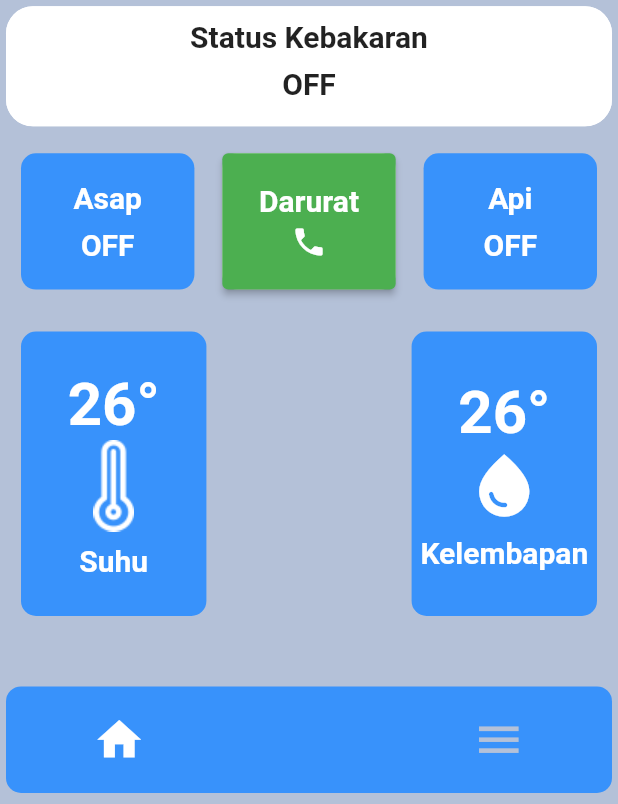
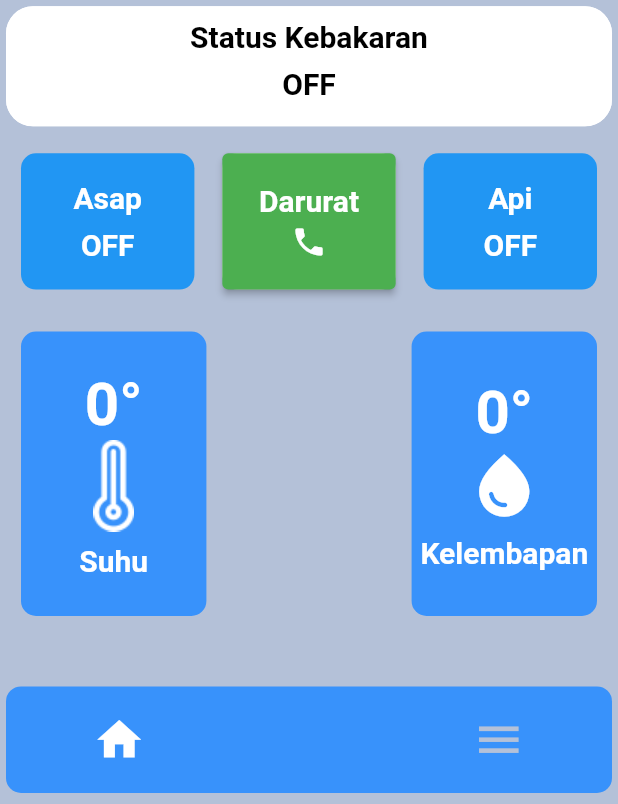
Before and after one commit to Alvi19/smarthome, a Flutter app: the screen it shows after launch, after a tap on the "home" icon, on a phone screen of 412 x 824 dp, the part 432-1236 px from its top. Run offline on Flutter 3.47's test engine with Material 2 defaults, Android fonts, the phone set to English and light mode, and no system bars; our stand-ins replace shared_preferences; missing offline and left inert: mqtt_client.

Commit message:
koneksi broker mqtt

```diff
--- a/lib/home.dart
+++ b/lib/home.dart
@@ -1,16 +1,44 @@
 // import 'dart:js' as js;
+import 'dart:convert';
+import 'dart:io';
+
 import 'package:aplikasi_iot/kendali.dart';
 import 'package:flutter/material.dart';
 import 'package:flutter/src/widgets/container.dart';
 import 'package:flutter/src/widgets/framework.dart';
+import 'package:mqtt_client/mqtt_client.dart';
+import 'package:mqtt_client/mqtt_server_client.dart';
 // import 'package:url_launcher/url_launcher.dart';
 // import 'package:url_launcher/url_launcher_string.dart';
+
+var connected = false;
 
 class home extends StatefulWidget {
   const home({super.key});
   @override
-  State<home> createState() => _homeState();
+  State<home> createState() {
+    connected = false;
+    return _homeState();
+  }
 }
+
+final client = MqttServerClient('broker.emqx.io', '');
+var pongCount = 0; // Pong counter
+
+var topic = 'iot-app-90';
+
+bool kebakaran = false;
+bool api = false;
+bool asap = false;
+var suhu = '0';
+var kelembapan = '0';
+
+final connMess = MqttConnectMessage()
+    .withClientIdentifier('Android')
+    .withWillTopic('willtopic') // If you set this you must set a will message
+    .withWillMessage('My Will message')
+    .startClean() // Non persistent session for testing
+    .withWillQos(MqttQos.atLeastOnce);
 
 // void _makePhoneCall(String phoneNumber) {
 //   js.context.callMethod('open', [phoneNumber]);
@@ -19,6 +47,91 @@ class home extends StatefulWidget {
 class _homeState extends State<home> {
   @override
   Widget build(BuildContext context) {
+    void onSubscribed(String topic) {
+      print('EXAMPLE::Subscription confirmed for topic $topic');
+    }
+
+    void onDisconnected() {
+      connected = false;
+    }
+
+    void onConnected() {
+      try {
+        client.subscribe(topic, MqttQos.atMostOnce);
+        client.updates!.listen((List<MqttReceivedMessage<MqttMessage?>>? c) {
+          final recMess = c![0].payload as MqttPublishMessage;
+          final pt =
+              MqttPublishPayload.bytesToStringAsString(recMess.payload.message);
+
+          final data = json.decode(pt);
+          var key = '';
+          var value = null;
+          data.forEach((key1, value1) {
+            key = key1;
+            value = value1;
+          });
+
+          if (key == 'kebakaran') {
+            setState(() {
+              kebakaran = value;
+            });
+          }
+          if (key == 'api') {
+            setState(() {
+              api = value;
+            });
+          }
+          if (key == 'asap') {
+            setState(() {
+              asap = value;
+            });
+          }
+          if (key == 'suhu') {
+            setState(() {
+              suhu = value.toString();
+            });
+          }
+          if (key == 'kelembapan') {
+            setState(() {
+              kelembapan = value.toString();
+            });
+          }
+          print(
+              'EXAMPLE::Change notification:: topic is <${c[0].topic}>, payload is <-- $pt -->');
+          print('');
+        });
+      } catch (e) {}
+
+      print(
+          'EXAMPLE::OnConnected client callback - Client connection was successful');
+    }
+
+    Future<void> connect() async {
+      try {
+        print('mencoba konek');
+        await client.connect();
+
+        connected = true;
+      } on NoConnectionException catch (e) {
+        // Raised by the client when connection fails.
+        print('EXAMPLE::client exception - $e');
+        client.disconnect();
+      } on SocketException catch (e) {
+        // Raised by the socket layer
+        print('EXAMPLE::socket exception - $e');
+        client.disconnect();
+      }
+    }
+
+    if (!connected) {
+      client.connectionMessage = connMess;
+      client.onConnected = onConnected;
+      client.onDisconnected = onDisconnected;
+      client.onSubscribed = onSubscribed;
+
+      print('mencobaa konek2');
+      connect();
+    }
     return Scaffold(
       backgroundColor: Color(0xffB4C1D8),
       body: Container(
@@ -46,6 +159,7 @@ class _homeState extends State<home> {
                           TextStyle(fontSize: 35, fontWeight: FontWeight.bold),
                     ),
                     Card(
+                        color: kebakaran ? Colors.red : Colors.white,
                         elevation: 0,
                         shape: RoundedRectangleBorder(
                           side: BorderSide(
@@ -63,14 +177,20 @@ class _homeState extends State<home> {
                               Text(
                                 'Status Kebakaran',
                                 style: TextStyle(
-                                    fontWeight: FontWeight.bold, fontSize: 20),
+                                    color:
+                                        kebakaran ? Colors.white : Colors.black,
+                                    fontWeight: FontWeight.bold,
+                                    fontSize: 20),
                                 textAlign: TextAlign.center,
                               ),
                               Padding(
                                 padding: const EdgeInsets.all(8),
                                 child: Text(
-                                  'OFF',
+                                  kebakaran ? 'ON' : 'OFF',
                                   style: TextStyle(
+                                      color: kebakaran
+                                          ? Colors.white
+                                          : Colors.black,
                                       fontWeight: FontWeight.bold,
                                       fontSize: 20),
                                   textAlign: TextAlign.center,
@@ -88,7 +208,7 @@ class _homeState extends State<home> {
                             width: MediaQuery.of(context).size.width * 0.30,
                             height: MediaQuery.of(context).size.height * 0.12,
                             child: Card(
-                              color: Color(0xff3892FB),
+                              color: asap ? Colors.red : Colors.blue,
                               elevation: 0,
                               shape: RoundedRectangleBorder(
                                 borderRadius:
@@ -107,7 +227,7 @@ class _homeState extends State<home> {
                                   SizedBox(
                                     height: 8,
                                   ),
-                                  Text('OFF',
+                                  Text(asap ? 'ON' : 'OFF',
                                       style: TextStyle(
                                           color: Colors.white,
                                           fontSize: 20,
@@ -161,7 +281,7 @@ class _homeState extends State<home> {
                             width: MediaQuery.of(context).size.width * 0.30,
                             height: MediaQuery.of(context).size.height * 0.12,
                             child: Card(
-                              color: Color(0xff3892FB),
+                              color: api ? Colors.red : Colors.blue,
                               elevation: 0,
                               shape: RoundedRectangleBorder(
                                 borderRadius:
@@ -211,7 +331,7 @@ class _homeState extends State<home> {
                                 mainAxisAlignment: MainAxisAlignment.center,
                                 children: [
                                   Text(
-                                    '26°',
+                                    suhu.toString() + '°',
                                     style: TextStyle(
                                         color: Colors.white,
                                         fontSize: 40,
@@ -246,7 +366,7 @@ class _homeState extends State<home> {
                                 mainAxisAlignment: MainAxisAlignment.center,
                                 children: [
                                   Text(
-                                    '26°',
+                                    kelembapan.toString() + '°',
                                     style: TextStyle(
                                         color: Colors.white,
                                         fontSize: 40,
--- a/lib/kendali.dart
+++ b/lib/kendali.dart
@@ -78,7 +78,7 @@ class _KendaliState extends State<Kendali> {
               isSwitched3 = value;
             });
           }
-          if (key == 'pump') {
+          if (key == 'pompa') {
             setState(() {
               isSwitched4 = value;
             });
@@ -399,7 +399,7 @@ class _KendaliState extends State<Kendali> {
                                     ),
                                   ),
                                   Text(
-                                    'Pump',
+                                    'Pump Air',
                                     style: TextStyle(
                                         color: Colors.black87,
                                         fontSize: 20,
@@ -412,7 +412,7 @@ class _KendaliState extends State<Kendali> {
                                         final builder =
                                             MqttClientPayloadBuilder();
                                         builder.addString(
-                                            jsonEncode({'pump': value}));
+                                            jsonEncode({'pompa': value}));
 
                                         try {
                                           client.publishMessage(
--- a/lib/main.dart
+++ b/lib/main.dart
@@ -22,7 +22,7 @@ class MyApp extends StatelessWidget {
       theme: ThemeData(
         scaffoldBackgroundColor: Colors.white,
       ),
-      home: Kendali(),
+      home: home(),
       debugShowCheckedModeBanner: false,
     );
   }
```
